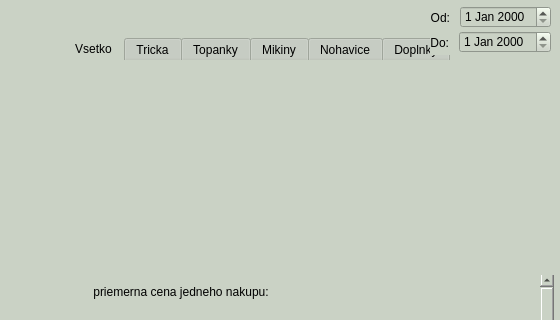
Before: the Qt Designer form source/code/main.ui in tomas-magat/camels-eshop-infosystem, drawn with Qt 5; both pictures show x 240 to 800 and y 0 to 320 of the 800 by 450 pixel window.
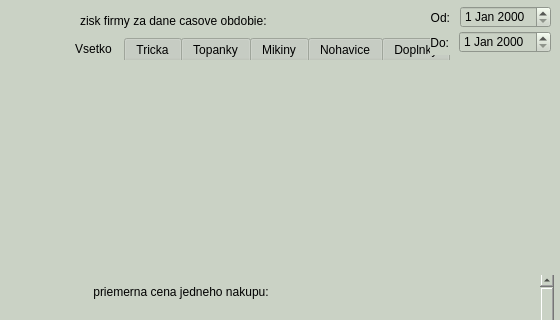
After: the same form once the commit is applied. The open tabs and pages were chosen to show the change. Icons and pictures are not drawn.

```diff
--- a/source/code/main.ui
+++ b/source/code/main.ui
@@ -4755,6 +4755,32 @@
         </item>
        </layout>
       </widget>
+      <widget class="QWidget" name="widget_2" native="true">
+       <property name="geometry">
+        <rect>
+         <x>320</x>
+         <y>5</y>
+         <width>331</width>
+         <height>31</height>
+        </rect>
+       </property>
+       <layout class="QHBoxLayout" name="horizontalLayout_14">
+        <item>
+         <widget class="QLabel" name="label_8">
+          <property name="text">
+           <string>zisk firmy za dane casove obdobie: </string>
+          </property>
+         </widget>
+        </item>
+        <item>
+         <widget class="QLabel" name="label_17">
+          <property name="text">
+           <string/>
+          </property>
+         </widget>
+        </item>
+       </layout>
+      </widget>
      </widget>
     </widget>
     <widget class="QWidget" name="index">
```
Left out of the diff: 52 changed lines with no effect on the pictures.
